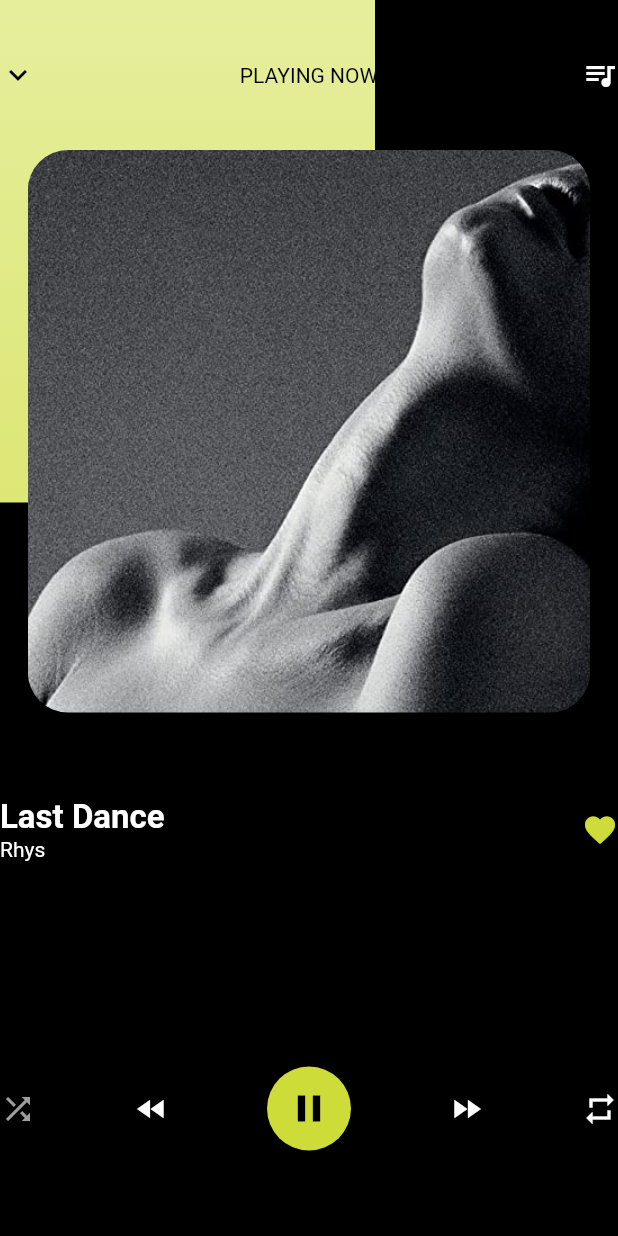
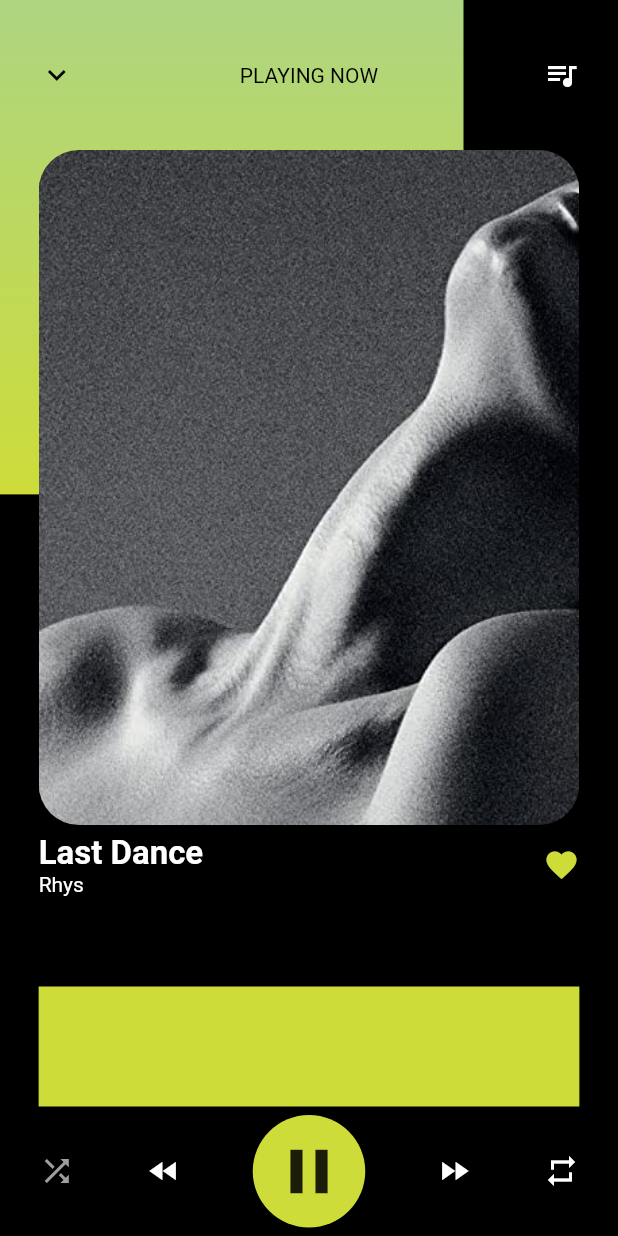
Before and after one commit to marcpages2020/Dispostius-Mobils, a Flutter app: the screen it shows after launch, on a phone screen of 412 x 824 dp. Run offline on Flutter 3.47's test engine with Material 2 defaults, Android fonts, the phone set to English and light mode, and no system bars.

Commit message:
directories reorganized and flex added

```diff
--- a/A1_ScreenDesign/lib/main.dart
+++ b/A1_ScreenDesign/lib/main.dart
@@ -1,4 +1,8 @@
 import 'package:flutter/material.dart';
+
+import 'package:A1_ScreenDesign/widgets/song_information.dart';
+import 'package:A1_ScreenDesign/widgets/top_elements.dart';
+import 'package:A1_ScreenDesign/widgets/control_buttons.dart';
 
 void main() {
   runApp(MyApp());
@@ -9,180 +13,123 @@ class MyApp extends StatelessWidget {
   @override
   Widget build(BuildContext context) {
     return MaterialApp(
+      debugShowCheckedModeBanner: false,
       title: 'Screen Design',
       theme: ThemeData(
         primarySwatch: Colors.lime,
       ),
-      home: _MainScreen(),
+      home: _MainScreen(song: Song(name: "Last Dance", author: "Rhys", liked: true),),
     );
   }
 }
 
 class _MainScreen extends StatelessWidget {
+  Song song;
+  _MainScreen({@required this.song});
+
   @override
   Widget build(BuildContext context) {
     return Scaffold(
       backgroundColor: Colors.black,
       body: Stack(
         children: [
-          Container(
-            //TODO HACER QUE EL WIDTH SEA LA POSICION TOP RIGHT DE LA FOTO -X NUMERO PARA QUE ESTE SIEMPRE EN LA MISMA WIDTH AL IGUAL QUE EL HEIGHT
-            height: 335,
-            width: 250,
-            child: DecoratedBox(
-              decoration: BoxDecoration(
-                gradient: LinearGradient(
-                  begin: Alignment.bottomCenter,
-                  end: Alignment.topCenter,
-                  colors: [
-                    Colors.lime[300],
-                    Colors.lime[200],
+          BackgroundRect(),
+          Row(
+            children: [
+              Expanded(
+                //Left Border Spacing
+                flex: 1,
+                child: Container(),
+              ),
+              Expanded(
+                flex: 14,
+                child: Column(
+                  children: [
+                    TopElements(),
+                    SongCover(),
+                    Spacer(),
+                    SongInformation(),
+                    SizedBox(height: 60),
+                    Container(
+                      height: 80,
+                      color: Colors.lime,
+                    ),
+                    Spacer(),
+                    ControlButtons(),
+                    Spacer(),
                   ],
                 ),
               ),
-            ),
-          ),
-          Column(
-            children: [
-              TopElements(),
-              ClipRRect(
-                borderRadius: BorderRadius.circular(27.0),
-                child: Image.asset(
-                  'assets/images/cover.jpg',
-                  width: 375.0,
-                  height: 375.0,
-                  fit: BoxFit.fill,
-                ),
-              ),
-              Spacer(),
-              SongInformation(),
-              SizedBox(height: 80),
-              Spacer(),
-              ControlButtons(),
-              Spacer(),
+              Expanded(
+                //Right Border Spacing
+                flex: 1,
+                child: Container(),
+              )
             ],
-          ),
+          )
+          /*
+
+          */
         ],
       ),
     );
   }
 }
 
-class TopElements extends StatelessWidget {
-  const TopElements({
+class SongCover extends StatelessWidget {
+  const SongCover({
     Key key,
   }) : super(key: key);
 
   @override
   Widget build(BuildContext context) {
-    return Row(
-      mainAxisAlignment: MainAxisAlignment.spaceBetween,
-      crossAxisAlignment: CrossAxisAlignment.center,
-      children: [
-        Icon(
-          Icons.expand_more,
-          color: Colors.black,
-        ),
-        Container(
-          height: 100,
-          alignment: Alignment.center,
-          child: Text(
-            'PLAYING NOW',
-            style: TextStyle(
-              color: Colors.black,
-              fontWeight: FontWeight.w400,
-              fontSize: 14,
-            ),
-          ),
-        ),
-        Icon(
-          Icons.queue_music,
-          color: Colors.white,
-        ),
-      ],
+    return ClipRRect(
+      borderRadius: BorderRadius.circular(27.0),
+      child: Image.asset(
+        'assets/images/cover.jpg',
+        width: 425.0,
+        height: 450.0,
+        fit: BoxFit.fitHeight,
+      ),
     );
   }
 }
 
-class SongInformation extends StatelessWidget {
-  const SongInformation({
+class BackgroundRect extends StatelessWidget {
+  const BackgroundRect({
     Key key,
   }) : super(key: key);
 
   @override
   Widget build(BuildContext context) {
-    return Row(
-      crossAxisAlignment: CrossAxisAlignment.center,
-      mainAxisAlignment: MainAxisAlignment.spaceBetween,
-      children: [
-        Column(
-          crossAxisAlignment: CrossAxisAlignment.start,
-          children: [
-            Text(
-              'Last Dance',
-              style: TextStyle(
-                color: Colors.white,
-                fontSize: 22,
-                fontWeight: FontWeight.bold,
-              ),
-            ),
-            Text(
-              'Rhys',
-              style: TextStyle(
-                color: Colors.white,
-                fontSize: 14,
-              ),
-            )
-          ],
+    return Container(
+      height: MediaQuery.of(context).size.height * 0.4,
+      width: MediaQuery.of(context).size.width * 0.75,
+      child: DecoratedBox(
+        decoration: BoxDecoration(
+          gradient: LinearGradient(
+            begin: Alignment.bottomCenter,
+            end: Alignment.topCenter,
+            colors: [
+              Colors.lime,
+              Colors.lightGreen[300],
+            ],
+          ),
         ),
-        Container(
-          child: Icon(
-            Icons.favorite,
-            color: Theme.of(context).primaryColor,
-          ),
-        )
-      ],
+      ),
     );
   }
 }
 
-class ControlButtons extends StatelessWidget {
-  const ControlButtons({
-    Key key,
-  }) : super(key: key);
+class Song{
+  String name;
+  String author;
+  String album;
+  bool liked;
 
-  @override
-  Widget build(BuildContext context) {
-    return Row(
-      crossAxisAlignment: CrossAxisAlignment.center,
-      mainAxisAlignment: MainAxisAlignment.spaceBetween,
-      children: [
-        Icon(
-          Icons.shuffle,
-          color: Colors.grey,
-        ),
-        Icon(
-          Icons.fast_rewind,
-          color: Colors.white,
-        ),
-        FloatingActionButton(
-          mini: false,
-          backgroundColor: Theme.of(context).primaryColor,
-          child: Icon(
-            Icons.pause,
-            size: 30,
-          ),
-          onPressed: () {},
-        ),
-        Icon(
-          Icons.fast_forward,
-          color: Colors.white,
-        ),
-        Icon(
-          Icons.repeat,
-          color: Colors.white,
-        ),
-      ],
-    );
-  }
+  Song({
+    @required this.name,
+    @required this.author,
+    this.liked = false,
+  });
 }
--- /dev/null
+++ b/A1_ScreenDesign/lib/widgets/control_buttons.dart
@@ -0,0 +1,47 @@
+import 'package:flutter/material.dart';
+
+class ControlButtons extends StatelessWidget {
+  const ControlButtons({
+    Key key,
+  }) : super(key: key);
+
+  @override
+  Widget build(BuildContext context) {
+    return Row(
+      crossAxisAlignment: CrossAxisAlignment.center,
+      mainAxisAlignment: MainAxisAlignment.spaceBetween,
+      children: [
+        Icon(
+          Icons.shuffle,
+          color: Colors.grey,
+        ),
+        Icon(
+          Icons.fast_rewind,
+          color: Colors.white,
+        ),
+        Container(
+          width: 75,
+          height: 75,
+          decoration: BoxDecoration(
+            color: Theme.of(context).primaryColor,
+            borderRadius: BorderRadius.all(
+              Radius.circular(60),
+            ),
+          ),
+          child: Icon(
+            Icons.pause,
+            size: 50,
+          ),
+        ),
+        Icon(
+          Icons.fast_forward,
+          color: Colors.white,
+        ),
+        Icon(
+          Icons.repeat,
+          color: Colors.white,
+        ),
+      ],
+    );
+  }
+}
--- /dev/null
+++ b/A1_ScreenDesign/lib/widgets/song_information.dart
@@ -0,0 +1,43 @@
+import 'package:flutter/material.dart';
+
+class SongInformation extends StatelessWidget {
+  const SongInformation({
+    Key key,
+  }) : super(key: key);
+
+  @override
+  Widget build(BuildContext context) {
+    return Row(
+      crossAxisAlignment: CrossAxisAlignment.center,
+      mainAxisAlignment: MainAxisAlignment.spaceBetween,
+      children: [
+        Column(
+          crossAxisAlignment: CrossAxisAlignment.start,
+          children: [
+            Text(
+              'Last Dance',
+              style: TextStyle(
+                color: Colors.white,
+                fontSize: 22,
+                fontWeight: FontWeight.bold,
+              ),
+            ),
+            Text(
+              'Rhys',
+              style: TextStyle(
+                color: Colors.white,
+                fontSize: 14,
+              ),
+            )
+          ],
+        ),
+        Container(
+          child: Icon(
+            Icons.favorite,
+            color: Theme.of(context).primaryColor,
+          ),
+        )
+      ],
+    );
+  }
+}
--- /dev/null
+++ b/A1_ScreenDesign/lib/widgets/top_elements.dart
@@ -0,0 +1,38 @@
+
+import 'package:flutter/material.dart';
+
+class TopElements extends StatelessWidget {
+  const TopElements({
+    Key key,
+  }) : super(key: key);
+
+  @override
+  Widget build(BuildContext context) {
+    return Row(
+      mainAxisAlignment: MainAxisAlignment.spaceBetween,
+      crossAxisAlignment: CrossAxisAlignment.center,
+      children: [
+        Icon(
+          Icons.expand_more,
+          color: Colors.black,
+        ),
+        Container(
+          height: 100,
+          alignment: Alignment.center,
+          child: Text(
+            'PLAYING NOW',
+            style: TextStyle(
+              color: Colors.black,
+              fontWeight: FontWeight.w400,
+              fontSize: 14,
+            ),
+          ),
+        ),
+        Icon(
+          Icons.queue_music,
+          color: Colors.white,
+        ),
+      ],
+    );
+  }
+}
```
